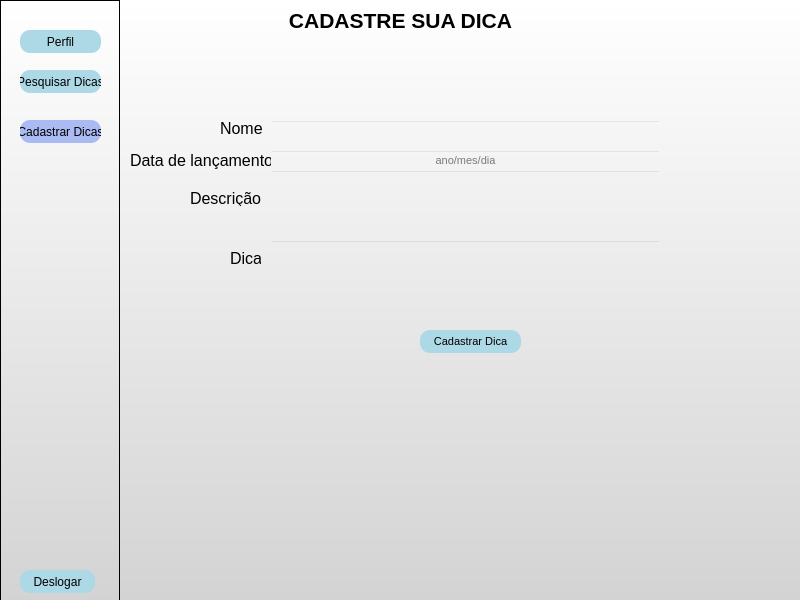
First picture: the form in telas/cad_jogos.ui, repository JorgeLuis8/Trabalho-POO-II, before the edit.
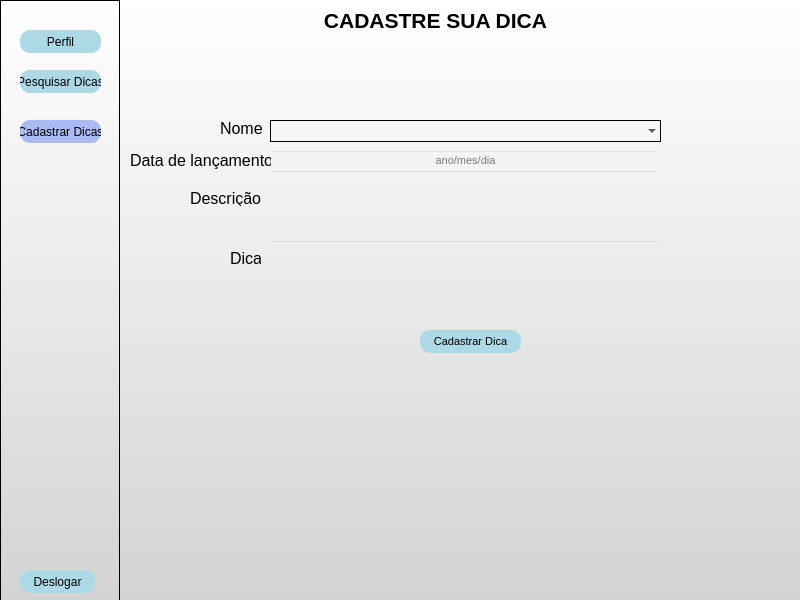
Second picture: the form after the edit.

Patch:
```diff
--- a/telas/cad_jogos.ui
+++ b/telas/cad_jogos.ui
@@ -30,7 +30,7 @@
      <rect>
       <x>260</x>
       <y>10</y>
-      <width>281</width>
+      <width>351</width>
       <height>20</height>
      </rect>
     </property>
@@ -189,32 +189,6 @@
      <string>Cadastrar Dica</string>
     </property>
    </widget>
-   <widget class="QLineEdit" name="lineEdit">
-    <property name="geometry">
-     <rect>
-      <x>270</x>
-      <y>120</y>
-      <width>391</width>
-      <height>20</height>
-     </rect>
-    </property>
-    <property name="font">
-     <font>
-      <pointsize>8</pointsize>
-      <weight>50</weight>
-      <bold>false</bold>
-     </font>
-    </property>
-    <property name="styleSheet">
-     <string notr="true">color: black;
-background-color: transparent;
-
-</string>
-    </property>
-    <property name="placeholderText">
-     <string/>
-    </property>
-   </widget>
    <widget class="QLineEdit" name="lineEdit_2">
     <property name="geometry">
      <rect>
@@ -412,6 +386,20 @@
      </property>
     </widget>
    </widget>
+   <widget class="QComboBox" name="comboBox">
+    <property name="geometry">
+     <rect>
+      <x>270</x>
+      <y>120</y>
+      <width>391</width>
+      <height>22</height>
+     </rect>
+    </property>
+    <property name="styleSheet">
+     <string notr="true">background-color: transparent;
+border: 1px solid black;</string>
+    </property>
+   </widget>
   </widget>
  </widget>
  <resources/>
```
Left out of the diff: 6 changed lines with no effect on the pictures.
